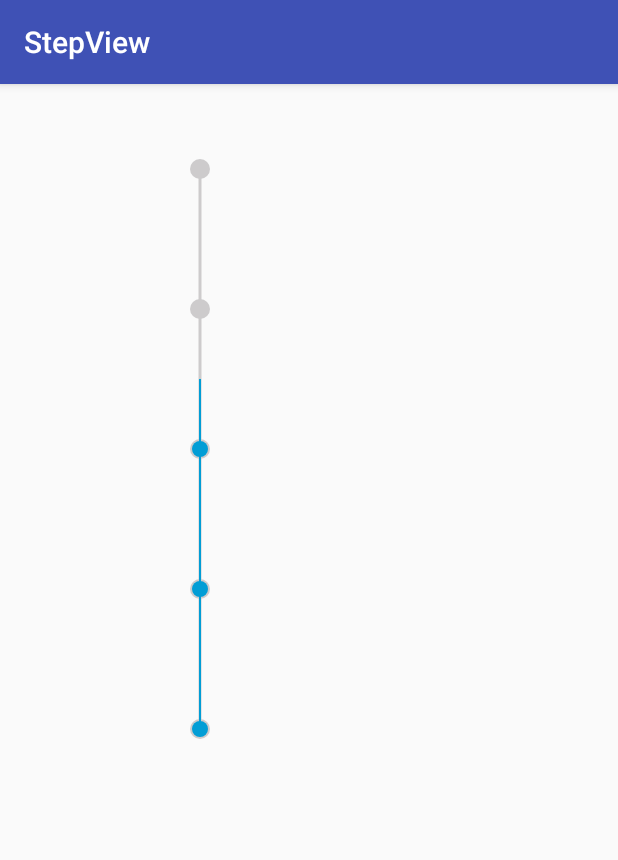
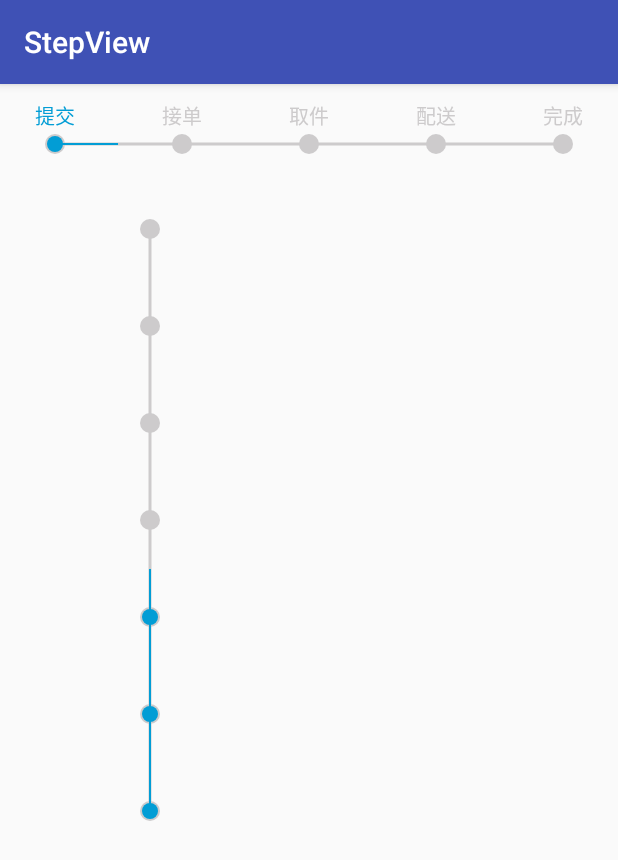
Before and after one commit to zhangxuyang321/StepView, an Android app: the screen it shows after launch (MainActivity), on a phone screen of 412 x 824 dp. Shown: the top 860 px of the screen. Run offline under Robolectric (Android 15) with nearby library versions, the phone set to English and light mode, and no system bars.

Commit message:
修改属性

```diff
--- a/app/src/main/res/layout/activity_main.xml
+++ b/app/src/main/res/layout/activity_main.xml
@@ -1,18 +1,24 @@
 <?xml version="1.0" encoding="utf-8"?>
-<ScrollView xmlns:android="http://schemas.android.com/apk/res/android"
+<LinearLayout xmlns:android="http://schemas.android.com/apk/res/android"
+    xmlns:app="http://schemas.android.com/apk/res-auto"
     android:layout_width="match_parent"
-    android:layout_height="match_parent">
+    android:layout_height="match_parent"
+    android:orientation="vertical">
 
-    <LinearLayout xmlns:android="http://schemas.android.com/apk/res/android"
+    <com.xyz.step.FlowViewHorizontal
+        android:id="@+id/hflowview"
         android:layout_width="match_parent"
-        android:layout_height="wrap_content"
-        android:orientation="vertical">
+        android:layout_height="80dp"
+        android:paddingLeft="30dp" />
 
-        <com.xyz.step.FlowViewVertical
-            android:layout_width="match_parent"
-            android:layout_height="wrap_content"
-            android:paddingTop="50dp"
-            android:paddingRight="20dp"
-            android:paddingBottom="50dp"/>
-    </LinearLayout>
-</ScrollView>
+    <com.xyz.step.FlowViewVertical
+        android:id="@+id/vflowview"
+        android:layout_width="match_parent"
+        android:layout_height="160dp"
+        android:paddingBottom="10dp"
+        android:paddingRight="10dp"
+        android:paddingTop="10dp"
+        app:v_bgPositionX="100dp"
+        app:v_interval="65dp"
+        app:v_max_step="7" />
+</LinearLayout>
--- a/step/src/main/java/com/xyz/step/FlowViewHorizontal.java
+++ b/step/src/main/java/com/xyz/step/FlowViewHorizontal.java
@@ -49,17 +49,17 @@ public class FlowViewHorizontal extends View {
     public FlowViewHorizontal(Context context, AttributeSet attrs, int defStyleAttr) {
         super(context, attrs, defStyleAttr);
         TypedArray ta = context.obtainStyledAttributes(attrs, R.styleable.flowview_horizontal);
-        bgRadius = ta.getDimension(R.styleable.flowview_horizontal_bg_radius, 10);
-        proRadius = ta.getDimension(R.styleable.flowview_horizontal_pro_radius, 8);
-        lineBgWidth = (int) ta.getDimension(R.styleable.flowview_horizontal_line_bg_width, 3f);
-        bgColor = ta.getColor(R.styleable.flowview_horizontal_bg_color, Color.parseColor("#cdcbcc"));
-        lineProWidth = (int) ta.getDimension(R.styleable.flowview_horizontal_line_pro_width, 2f);
-        proColor = ta.getColor(R.styleable.flowview_horizontal_pro_color, Color.parseColor("#029dd5"));
-        textPadding = (int) ta.getDimension(R.styleable.flowview_horizontal_text_padding, 20);
-        timePadding = (int) ta.getDimension(R.styleable.flowview_horizontal_time_padding, 30);
-        circleCount = ta.getInt(R.styleable.flowview_horizontal_circle_count, 5);
-        textSize = (int) ta.getDimension(R.styleable.flowview_horizontal_textsize, 20);
-        circlePro = ta.getInt(R.styleable.flowview_horizontal_circle_pro, 1);
+        bgRadius = ta.getDimension(R.styleable.flowview_horizontal_h_bg_radius, 10);
+        proRadius = ta.getDimension(R.styleable.flowview_horizontal_h_pro_radius, 8);
+        lineBgWidth = (int) ta.getDimension(R.styleable.flowview_horizontal_h_bg_width, 3f);
+        bgColor = ta.getColor(R.styleable.flowview_horizontal_h_bg_color, Color.parseColor("#cdcbcc"));
+        lineProWidth = (int) ta.getDimension(R.styleable.flowview_horizontal_h_pro_width, 2f);
+        proColor = ta.getColor(R.styleable.flowview_horizontal_h_pro_color, Color.parseColor("#029dd5"));
+        textPadding = (int) ta.getDimension(R.styleable.flowview_horizontal_h_text_padding, 20);
+        timePadding = (int) ta.getDimension(R.styleable.flowview_horizontal_h_time_padding, 30);
+        circleCount = ta.getInt(R.styleable.flowview_horizontal_h_max_step, 5);
+        textSize = (int) ta.getDimension(R.styleable.flowview_horizontal_h_textsize, 20);
+        circlePro = ta.getInt(R.styleable.flowview_horizontal_h_pro_step, 1);
         ta.recycle();
         init();
     }
--- a/step/src/main/java/com/xyz/step/FlowViewVertical.java
+++ b/step/src/main/java/com/xyz/step/FlowViewVertical.java
@@ -56,20 +56,21 @@ public class FlowViewVertical extends View {
     public FlowViewVertical(Context context, AttributeSet attrs, int defStyleAttr) {
         super(context, attrs, defStyleAttr);
         TypedArray ta = context.obtainStyledAttributes(attrs, R.styleable.flowview_vertical);
-        bgRadius = ta.getDimension(R.styleable.flowview_vertical_bg_radius, 10);
-        proRadius = ta.getDimension(R.styleable.flowview_vertical_pro_radius, 8);
-        lineBgWidth = (int) ta.getDimension(R.styleable.flowview_vertical_line_bg_width, 3f);
-        bgColor = ta.getColor(R.styleable.flowview_vertical_bg_color, Color.parseColor("#cdcbcc"));
-        lineProWidth = (int) ta.getDimension(R.styleable.flowview_vertical_line_pro_width, 2f);
-        proColor = ta.getColor(R.styleable.flowview_vertical_pro_color, Color.parseColor("#029dd5"));
-        interval = (int) ta.getDimension(R.styleable.flowview_vertical_interval, 140);
-        maxStep = ta.getInt(R.styleable.flowview_vertical_maxStep, 5);
-        proStep = ta.getInt(R.styleable.flowview_vertical_proStep, 3);
-        textPaddingLeft = (int) ta.getDimension(R.styleable.flowview_vertical_textPaddingLeft, 40);
-        timePaddingRight = (int) ta.getDimension(R.styleable.flowview_vertical_timePaddingRight, 80);
-        textMoveTop = (int) ta.getDimension(R.styleable.flowview_vertical_textMoveTop, 10);
-        timeMoveTop = (int) ta.getDimension(R.styleable.flowview_vertical_timeMoveTop, 8);
-        textsize = (int) ta.getDimension(R.styleable.flowview_vertical_textsize, 17);
+        bgRadius = ta.getDimension(R.styleable.flowview_vertical_v_bg_radius, 10);
+        proRadius = ta.getDimension(R.styleable.flowview_vertical_v_pro_radius, 8);
+        lineBgWidth = (int) ta.getDimension(R.styleable.flowview_vertical_v_bg_width, 3f);
+        bgColor = ta.getColor(R.styleable.flowview_vertical_v_bg_color, Color.parseColor("#cdcbcc"));
+        lineProWidth = (int) ta.getDimension(R.styleable.flowview_vertical_v_pro_width, 2f);
+        proColor = ta.getColor(R.styleable.flowview_vertical_v_pro_color, Color.parseColor("#029dd5"));
+        interval = (int) ta.getDimension(R.styleable.flowview_vertical_v_interval, 140);
+        maxStep = ta.getInt(R.styleable.flowview_vertical_v_max_step, 5);
+        proStep = ta.getInt(R.styleable.flowview_vertical_v_pro_step, 3);
+        bgPositionX = (int) ta.getDimension(R.styleable.flowview_vertical_v_bgPositionX,200);
+        textPaddingLeft = (int) ta.getDimension(R.styleable.flowview_vertical_v_textPaddingLeft, 40);
+        timePaddingRight = (int) ta.getDimension(R.styleable.flowview_vertical_v_timePaddingRight, 80);
+        textMoveTop = (int) ta.getDimension(R.styleable.flowview_vertical_v_textMoveTop, 10);
+        timeMoveTop = (int) ta.getDimension(R.styleable.flowview_vertical_v_timeMoveTop, 8);
+        textsize = (int) ta.getDimension(R.styleable.flowview_vertical_v_textsize, 17);
         ta.recycle();
         init();
     }
@@ -101,8 +102,6 @@ public class FlowViewVertical extends View {
             bgWidth = MeasureSpec.getSize(widthMeasureSpec) - getPaddingLeft() - getPaddingRight();
         } else
             bgWidth = Util.dip2px(getContext(), 311);
-
-        bgPositionX = 200;
         starY = getPaddingTop() + bgRadius;
         stopY = getPaddingTop() + bgRadius + (maxStep - 1) * interval;
         float bottom = stopY + bgRadius + getPaddingBottom();
```
Also changed, not shown: app/src/main/java/com/xyz/stepview/Demo.java (deleted, +0 -90 lines), step/src/main/res/values/attrs.xml (+26 -26 lines).
